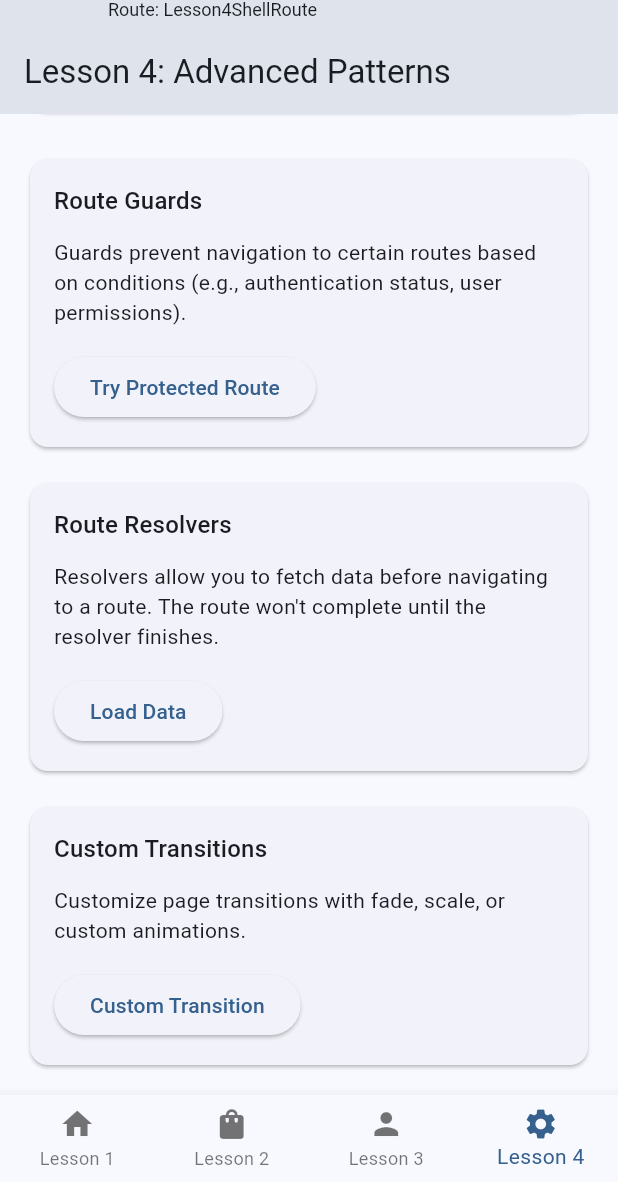
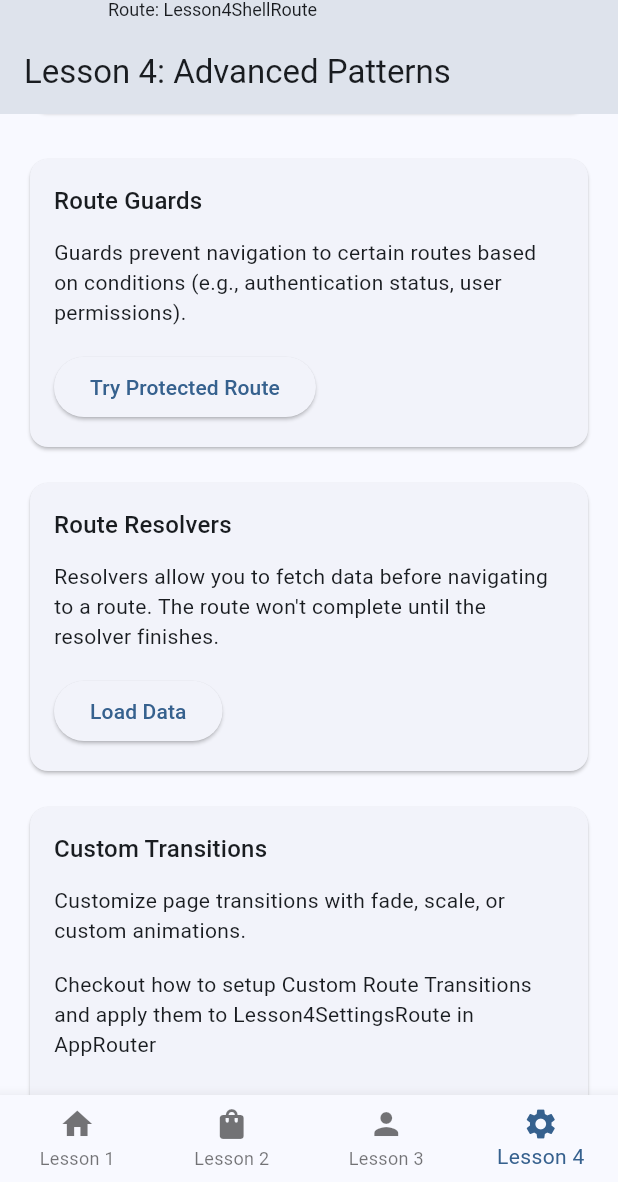
Before and after one commit to gawi151/auto_route_workshop, a Flutter app: the Lesson4SettingsScreen screen opened by its route, scrolled down 158 dp, on a phone screen of 412 x 824 dp, the part 54-1236 px from its top. Run offline on Flutter 3.47's test engine with Material 3 defaults, Android fonts, the phone set to English and light mode, and no system bars; our stand-ins replace auto_route.

Commit message:
readme and lesson 4 custom transitions changes

```diff
--- a/lib/router/app_router.dart
+++ b/lib/router/app_router.dart
@@ -14,6 +14,8 @@ part 'app_router.gr.dart';
 /// - Route organization
 @AutoRouterConfig(replaceInRouteName: 'Page|Screen,Route')
 class AppRouter extends RootStackRouter {
+  // Here you can set default transitions when navigating.
+  // This is a good place for platform fidelity.
   @override
   RouteType get defaultRouteType => RouteType.material();
 
--- a/lib/screens/lesson4_settings.dart
+++ b/lib/screens/lesson4_settings.dart
@@ -127,17 +127,9 @@ class Lesson4SettingsScreen extends StatelessWidget {
                     'Customize page transitions with fade, scale, or custom animations.',
                   ),
                   const SizedBox(height: 16),
-                  ElevatedButton(
-                    onPressed: () {
-                      // TODO: Navigate with custom transition
-                      ScaffoldMessenger.of(context).showSnackBar(
-                        const SnackBar(
-                          content: Text('Custom transition applied!'),
-                        ),
-                      );
-                    },
-                    child: const Text('Custom Transition'),
-                  ),
+                  const Text("""Checkout how to setup Custom Route Transitions
+and apply them to Lesson4SettingsRoute in AppRouter
+                  """),
                 ],
               ),
             ),
```
Also changed, not shown: 2 other files.
